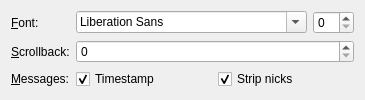
communi/communi-desktop, file src/wizard/generalwizardpage.ui: the form before one commit.
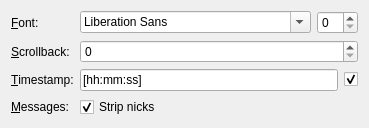
The form after the commit.

Commit message: Settings wizard: add time stamp format editor

```diff
--- a/src/wizard/generalwizardpage.ui
+++ b/src/wizard/generalwizardpage.ui
@@ -57,28 +57,47 @@
     </widget>
    </item>
    <item row="2" column="0">
-    <widget class="QLabel" name="label_4">
+    <widget class="QLabel" name="label">
      <property name="text">
-      <string>&amp;Messages:</string>
+      <string>&amp;Timestamp:</string>
      </property>
      <property name="buddy">
-      <cstring>timeStampCheckBox</cstring>
+      <cstring>timeStampEdit</cstring>
      </property>
     </widget>
    </item>
    <item row="2" column="1">
     <layout class="QHBoxLayout" name="horizontalLayout_2">
+     <item>
+      <widget class="QLineEdit" name="timeStampEdit">
+       <property name="text">
+        <string>[hh:mm:ss]</string>
+       </property>
+      </widget>
+     </item>
      <item>
       <widget class="QCheckBox" name="timeStampCheckBox">
        <property name="text">
-        <string>Timestamp</string>
+        <string/>
        </property>
        <property name="checked">
         <bool>true</bool>
        </property>
       </widget>
      </item>
-     <item>
+    </layout>
+   </item>
+   <item row="3" column="0">
+    <widget class="QLabel" name="label_4">
+     <property name="text">
+      <string>&amp;Messages:</string>
+     </property>
+     <property name="buddy">
+      <cstring>stripNicksCheckBox</cstring>
+     </property>
+    </widget>
+   </item>
+   <item row="3" column="1">
       <widget class="QCheckBox" name="stripNicksCheckBox">
        <property name="text">
         <string>Strip nicks</string>
@@ -89,8 +108,6 @@
       </widget>
      </item>
     </layout>
-   </item>
-  </layout>
  </widget>
  <tabstops>
   <tabstop>fontComboBox</tabstop>
```
Left out of the diff: 14 changed lines with no effect on the pictures. Lines whose indentation alone changed are shown as unchanged. The commit also changes 3 other files.
